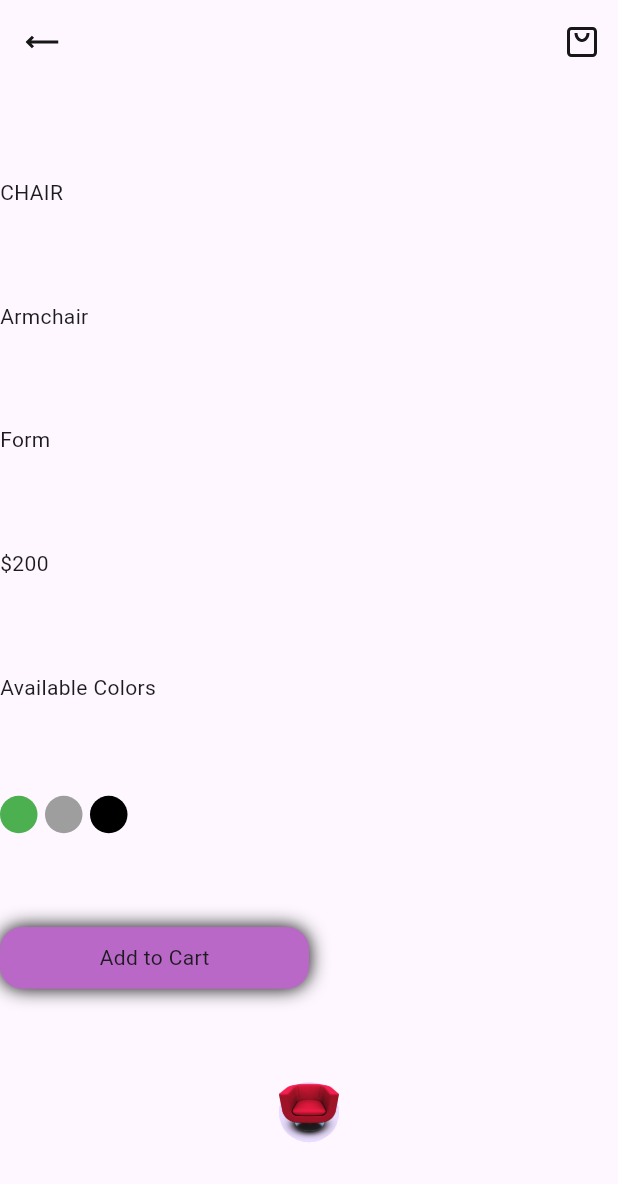
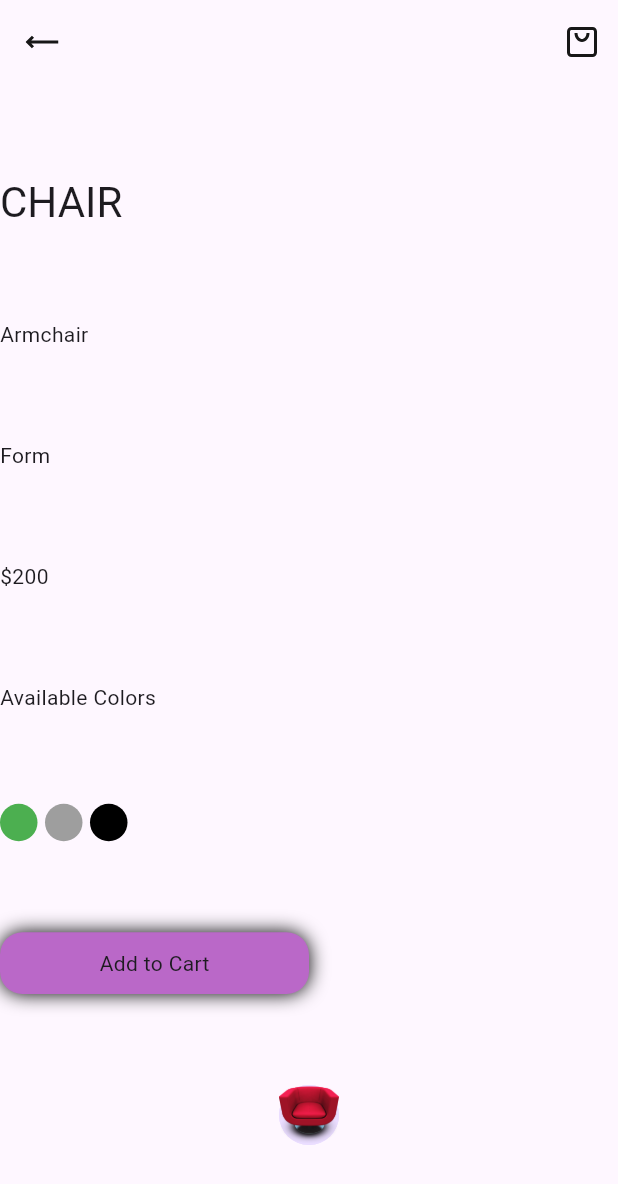
Before and after one commit to mrkzqsmv/Furniture-app-with-Flutter-and-Dart-, a Flutter app: the screen it shows after launch, after a tap on "Armchair", on a phone screen of 412 x 824 dp. Shown: the top 1184 px of the screen. Run offline on Flutter 3.47's test engine with Material 3 defaults, Android fonts, the phone set to English and light mode, and no system bars; our stand-ins replace flutter_svg.

Commit message:
second commit

```diff
--- a/lib/pages/detail_page/chair_detail_page.dart
+++ b/lib/pages/detail_page/chair_detail_page.dart
@@ -31,7 +31,10 @@ class _ChairDetailPageState extends State<ChairDetailPage> {
         crossAxisAlignment: CrossAxisAlignment.start,
         mainAxisAlignment: MainAxisAlignment.spaceEvenly,
         children: [
-          const Text('CHAIR'),
+          Text(
+            'CHAIR',
+            style: Theme.of(context).textTheme.headlineMedium,
+          ),
           Text(widget.chair.chairName),
           const Text('Form'),
           Text(widget.chair.chairPrice),
```
